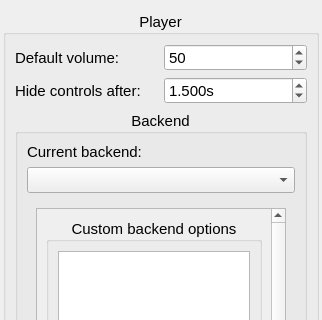
Qt form AYAYA/settings/playersettings.ui (jkbz64/AYAYA) before a commit; both pictures show x 0 to 322 and y 0 to 320 of the 322 by 512 pixel window.
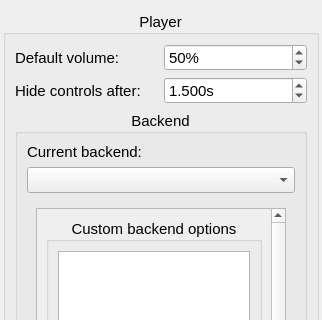
The same form after that commit. The open tabs and pages were chosen to show the change.

Commit message: Added default volume handling and moved the mute logic to the controls widget

Patch:
```diff
--- a/AYAYA/settings/playersettings.ui
+++ b/AYAYA/settings/playersettings.ui
@@ -281,8 +281,11 @@
       </item>
       <item row="0" column="1">
        <widget class="QSpinBox" name="m_defaultVolumeSpinBox">
+        <property name="suffix">
+         <string>%</string>
+        </property>
         <property name="maximum">
-         <number>100</number>
+         <number>130</number>
         </property>
         <property name="value">
          <number>50</number>
```
Left out of the diff: 8 changed lines with no effect on the pictures. The commit also changes 5 other files.
